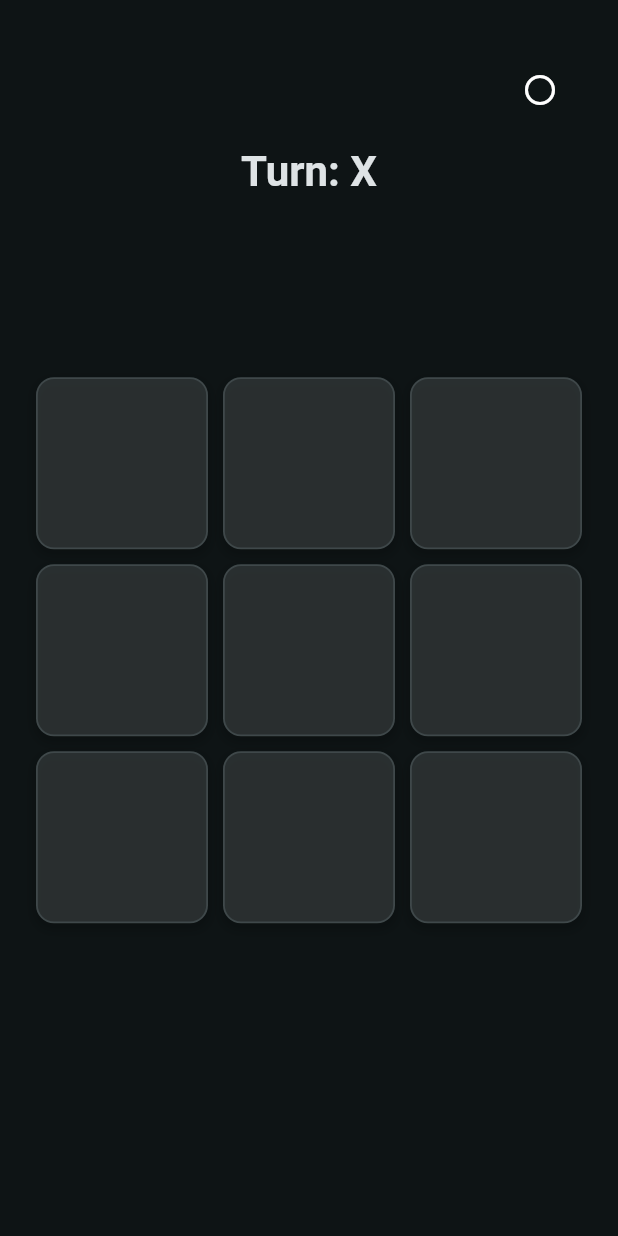
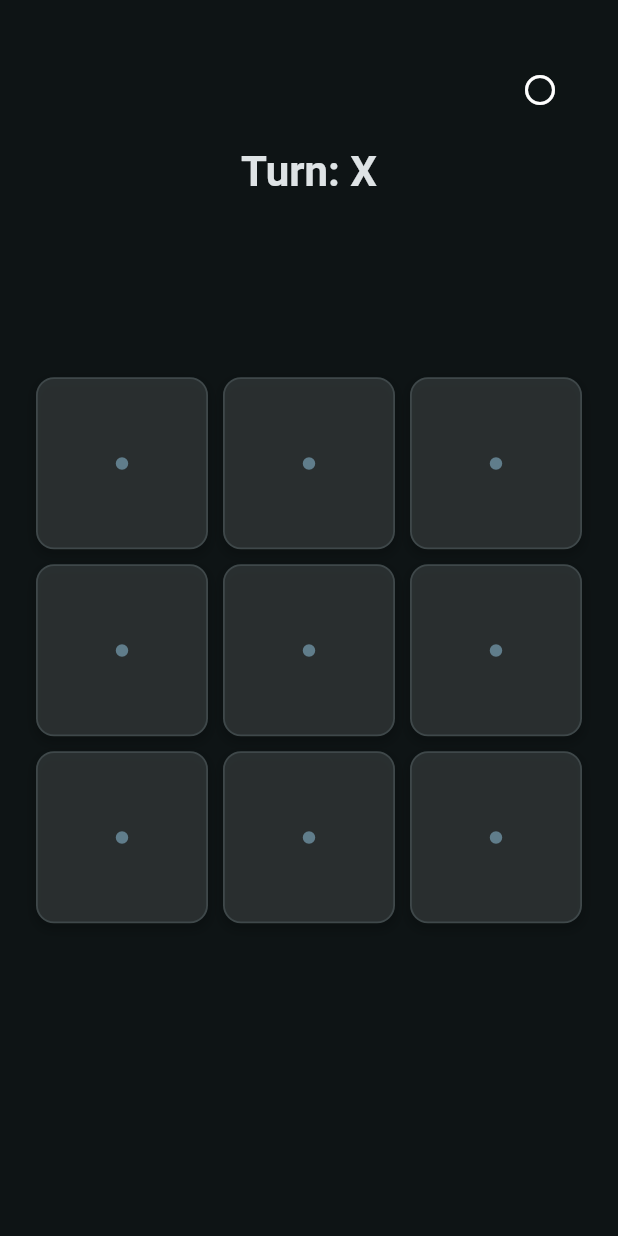
Before and after one commit to Hoardon/tictactoe-betclic, a Flutter app: the screen it shows after launch, on a phone screen of 412 x 824 dp. Run offline on Flutter 3.47's test engine with Material 3 defaults, Android fonts, the phone set to English and light mode, and no system bars; our stand-ins replace flex_color_scheme, freezed_annotation, hooks_riverpod, logger, riverpod_annotation; generated files the repository leaves out were written again.

Commit message:
feat: Change empty board cell icon

```diff
--- a/lib/src/domain/entities/player.dart
+++ b/lib/src/domain/entities/player.dart
@@ -29,7 +29,7 @@ extension PlayerProperties on Player {
   IconData get iconData {
     switch (this) {
       case Player.none:
-        return Icons.question_mark_outlined;
+        return Icons.circle;
       case Player.X:
         return Icons.close;
       case Player.O:
--- a/lib/src/presentation/widgets/board_widget.dart
+++ b/lib/src/presentation/widgets/board_widget.dart
@@ -57,14 +57,12 @@ class BoardWidget extends StatelessWidget {
             ),
             child: AnimatedSwitcher(
               duration: const Duration(milliseconds: 300),
-              child: isEmpty
-                  ? const SizedBox.shrink()
-                  : Icon(
-                      player.iconData,
-                      key: ValueKey(player),
-                      size: 60,
-                      color: player.color,
-                    ),
+              child: Icon(
+                player.iconData,
+                key: ValueKey(player),
+                size: isEmpty ? 10 : 60,
+                color: player.color,
+              ),
             ),
           ),
         );
```
